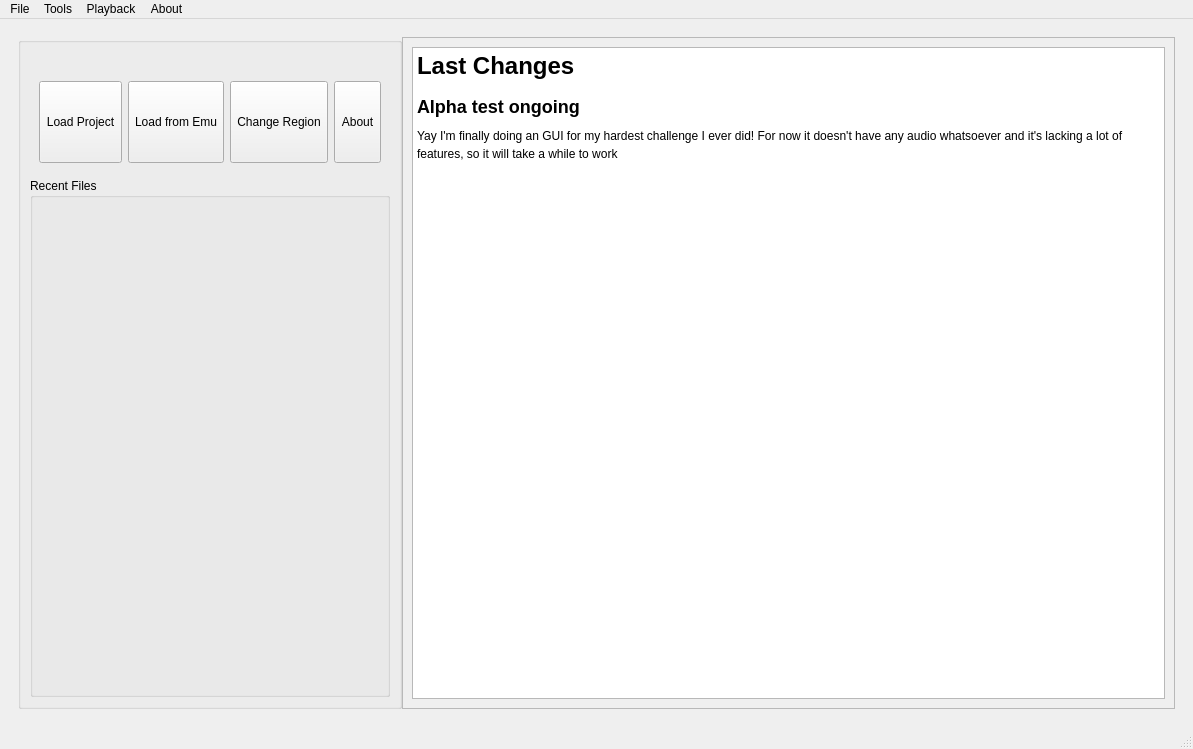
Old version of the form neobes.ui in the repository Dhterech/neobes-gui.
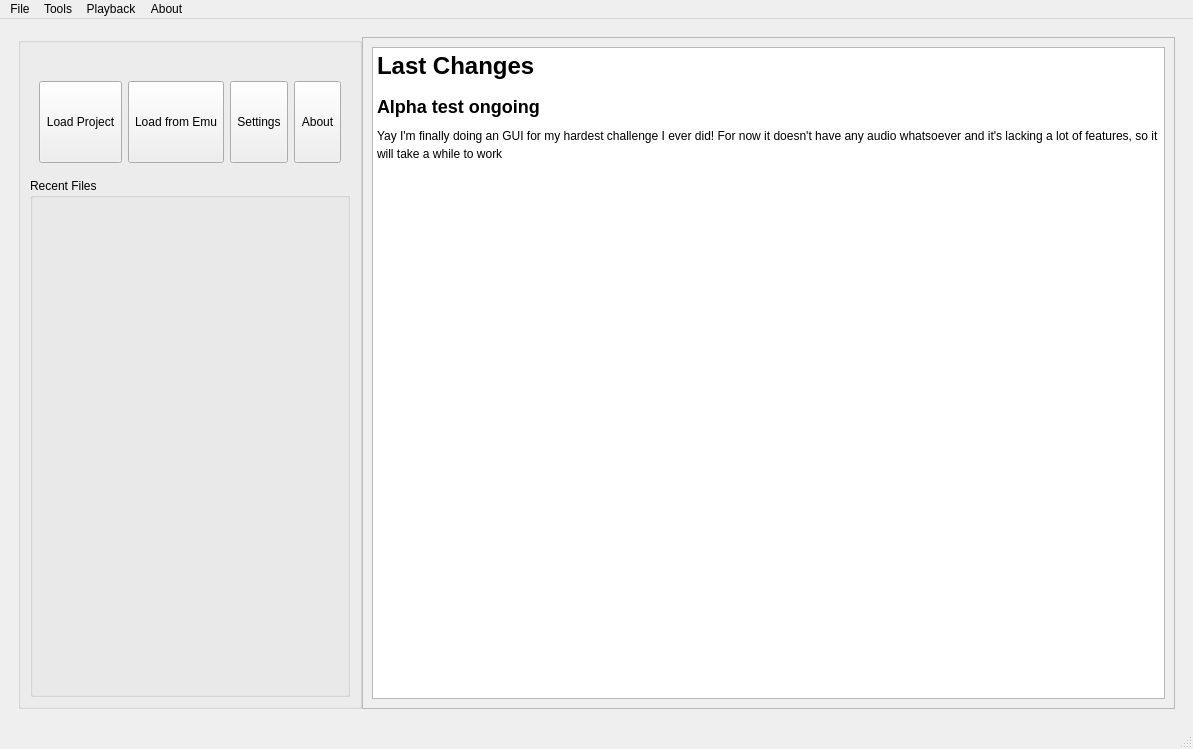
New version of the form. The open tabs and pages were chosen to show the change. Icons and pictures are not drawn.

Commit message: Implement Settings and remove old Region Select

Patch:
```diff
--- a/neobes.ui
+++ b/neobes.ui
@@ -198,7 +198,7 @@
                  </sizepolicy>
                 </property>
                 <property name="text">
-                 <string>Change Region</string>
+                 <string>Settings</string>
                 </property>
                 <property name="icon">
                  <iconset resource="resources.qrc">
```
Left out of the diff: 21 changed lines with no effect on the pictures. The commit also changes 9 other files.
